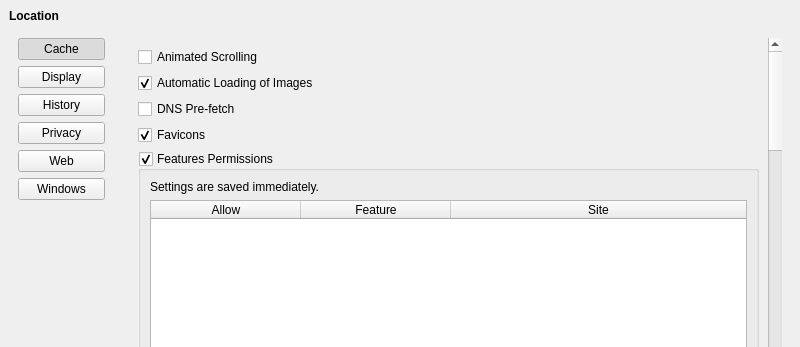
Before: the Qt Designer form UI/dooble_settings.ui in textbrowser/dooble, drawn with Qt 5; both pictures show x 0 to 800 and y 0 to 347 of the 800 by 600 pixel window.
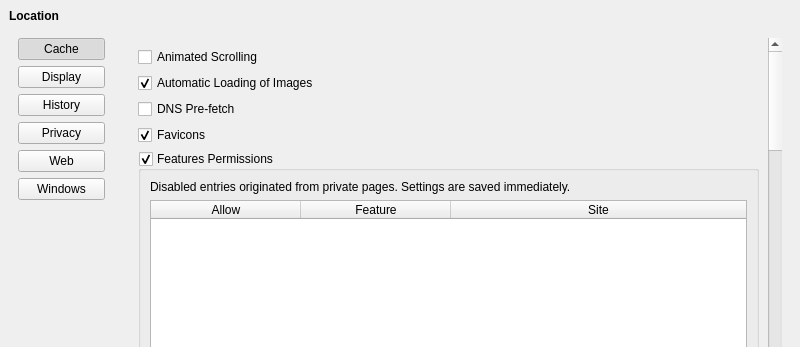
After: the same form once the commit is applied. The open tabs and pages were chosen to show the change. Icons and pictures are not drawn.

Patch:
```diff
--- a/UI/dooble_settings.ui
+++ b/UI/dooble_settings.ui
@@ -1824,7 +1824,7 @@
              <property name="geometry">
               <rect>
                <x>0</x>
-               <y>-1289</y>
+               <y>-1208</y>
                <width>642</width>
                <height>3042</height>
               </rect>
@@ -1879,7 +1879,7 @@
                  <item>
                   <widget class="QLabel" name="label_44">
                    <property name="text">
-                    <string>Settings are saved immediately.</string>
+                    <string>Disabled entries originated from private pages. Settings are saved immediately.</string>
                    </property>
                   </widget>
                  </item>
```
Left out of the diff: 2 changed lines with no effect on the pictures.
